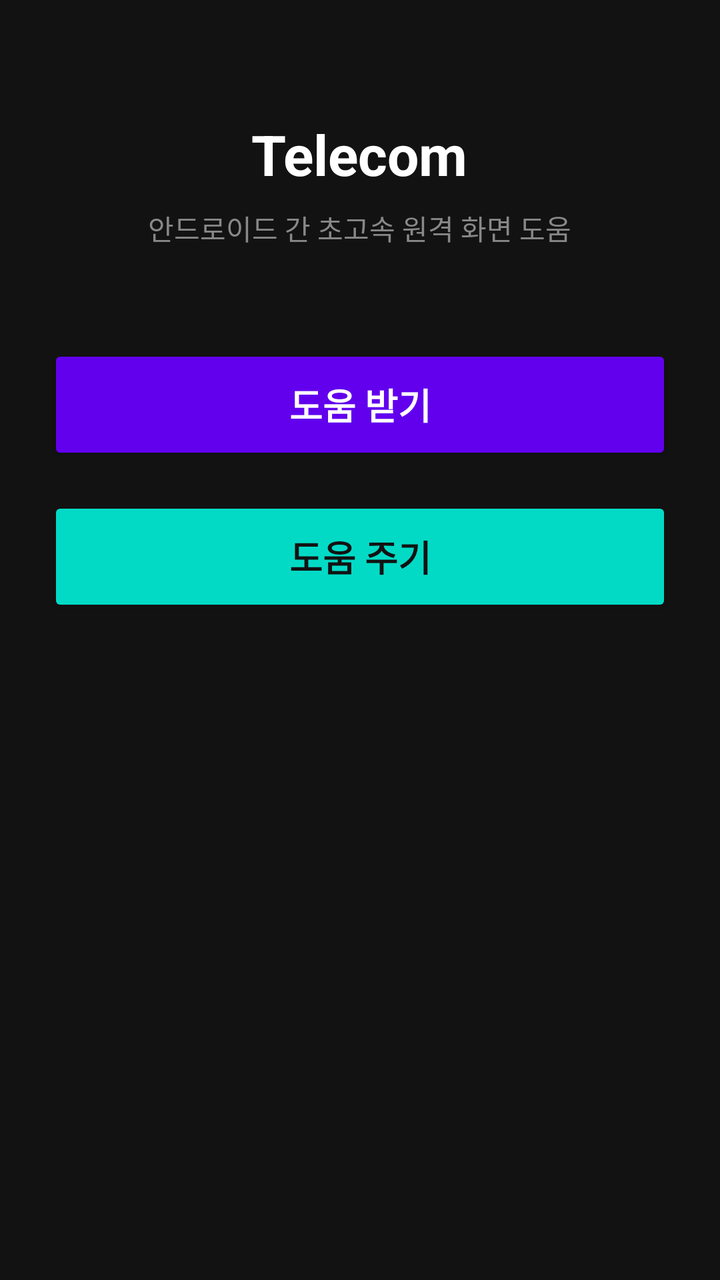
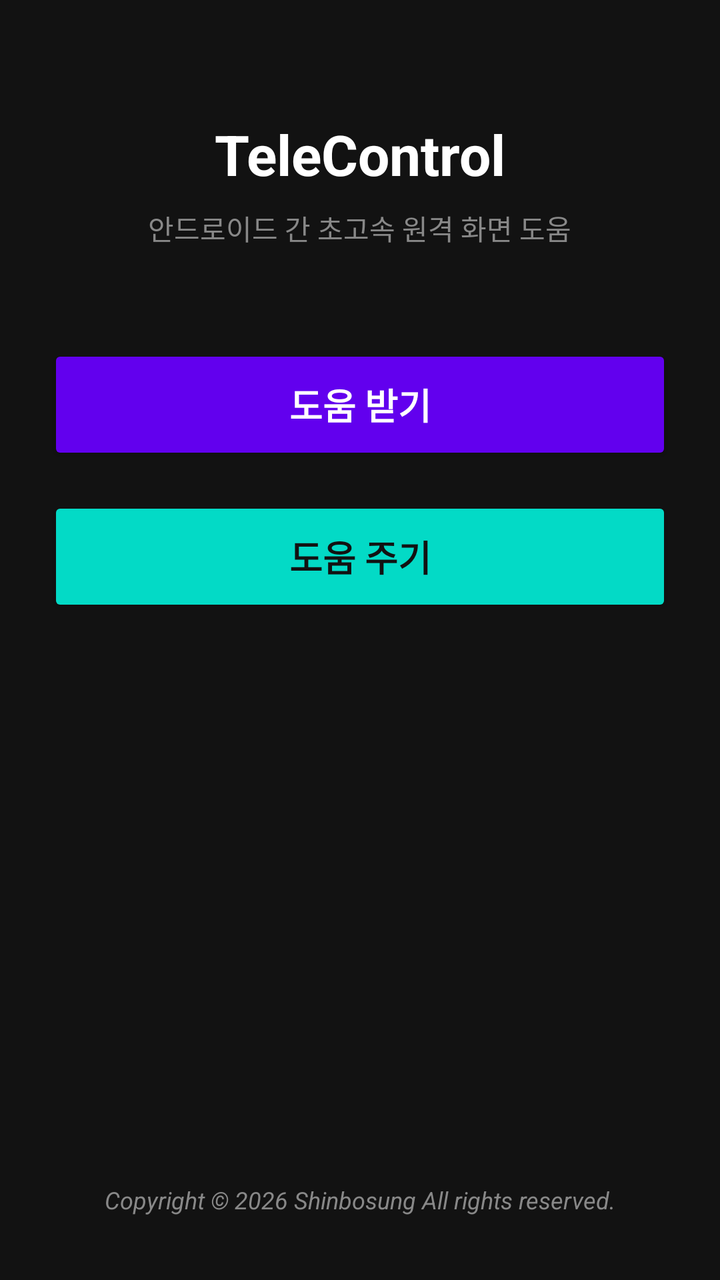

Two renders of the same Android screen: before a commit and after it. Below are the layout's source before the change and the commit's diff.
<!-- AndroidManifest.xml: application theme Theme.Telecom -->
<!-- res/layout/activity_main.xml -->
<?xml version="1.0" encoding="utf-8"?>
<LinearLayout xmlns:android="http://schemas.android.com/apk/res/android"
    android:layout_width="match_parent"
    android:layout_height="match_parent"
    android:orientation="vertical"
    android:gravity="center_horizontal"
    android:paddingStart="24dp"
    android:paddingEnd="24dp"
    android:paddingTop="10mm"
    android:paddingBottom="24dp"
    android:background="#121212">

    <TextView
        android:layout_width="wrap_content"
        android:layout_height="wrap_content"
        android:text="Telecom"
        android:textColor="#FFFFFF"
        android:textSize="28sp"
        android:textStyle="bold"
        android:layout_marginBottom="8dp"/>

    <TextView
        android:layout_width="wrap_content"
        android:layout_height="wrap_content"
        android:text="안드로이드 간 초고속 원격 화면 도움"
        android:textColor="#888888"
        android:textSize="14sp"
        android:layout_marginBottom="48dp"/>

    <Button
        android:id="@+id/btnHostMode"
        android:layout_width="match_parent"
        android:layout_height="60dp"
        android:text="도움 받기"
        android:textSize="18sp"
        android:textStyle="bold"
        android:textColor="#FFFFFF"
        android:backgroundTint="#6200EE"
        android:layout_marginBottom="16dp"
        android:insetTop="0dp"
        android:insetBottom="0dp"/>

    <Button
        android:id="@+id/btnClientMode"
        android:layout_width="match_parent"
        android:layout_height="60dp"
        android:text="도움 주기"
        android:textSize="18sp"
        android:textStyle="bold"
        android:textColor="#121212"
        android:backgroundTint="#03DAC6"
        android:insetTop="0dp"
        android:insetBottom="0dp"/>

    
    <LinearLayout
        android:id="@+id/layoutIpInput"
        android:layout_width="match_parent"
        android:layout_height="wrap_content"
        android:orientation="horizontal"
        android:gravity="center_vertical"
        android:layout_marginTop="24dp"
        android:visibility="gone">

        <EditText
            android:id="@+id/edtIpAddress"
            android:layout_width="0dp"
            android:layout_height="55dp"
            android:layout_weight="1"
            android:hint="Host IP 입력 (예: 192.168.0.10)"
            android:textColorHint="#666666"
            android:textColor="#FFFFFF"
            android:inputType="text"
            android:textSize="16sp"
            android:gravity="center_vertical"
            android:paddingStart="16dp"
            android:paddingEnd="16dp"
            android:background="#1E1E1E"/>

        <Button
            android:id="@+id/btnConnect"
            android:layout_width="wrap_content"
            android:layout_height="55dp"
            android:text="연결"
            android:textSize="18sp"
            android:textStyle="bold"
            android:backgroundTint="#03DAC6"
            android:textColor="#121212"
            android:insetTop="0dp"
            android:insetBottom="0dp"
            android:layout_marginStart="8dp"/>
    </LinearLayout>

</LinearLayout>
<!-- resources referenced by this layout -->
<resources>
  <style name="Theme.Telecom" parent="Theme.AppCompat.DayNight.NoActionBar">
          
      </style>
</resources>

<!-- the commit's change to res/layout/activity_main.xml (unified diff, before → after) -->
@@ -13,7 +13,7 @@
     <TextView
         android:layout_width="wrap_content"
         android:layout_height="wrap_content"
-        android:text="Telecom"
+        android:text="TeleControl"
         android:textColor="#FFFFFF"
         android:textSize="28sp"
         android:textStyle="bold"
@@ -91,4 +91,20 @@
             android:layout_marginStart="8dp"/>
     </LinearLayout>
 
+    
+    <View
+        android:layout_width="match_parent"
+        android:layout_height="0dp"
+        android:layout_weight="1" />
+
+    
+    <TextView
+        android:layout_width="wrap_content"
+        android:layout_height="wrap_content"
+        android:text="Copyright © 2026 Shinbosung All rights reserved."
+        android:textColor="#888888"
+        android:textSize="12sp"
+        android:textStyle="italic"
+        android:layout_marginBottom="8dp"/>
+
 </LinearLayout>
<!-- resource entries referenced after the edit -->
@@ -1,6 +1,6 @@
 <!-- resources referenced by this layout -->
 <resources>
-  <style name="Theme.Telecom" parent="Theme.AppCompat.DayNight.NoActionBar">
+  <style name="Theme.TeleControl" parent="Theme.AppCompat.DayNight.NoActionBar">
           
       </style>
 </resources>
